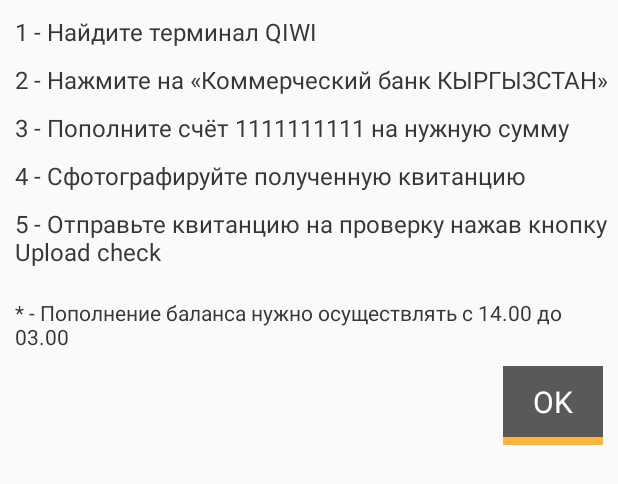
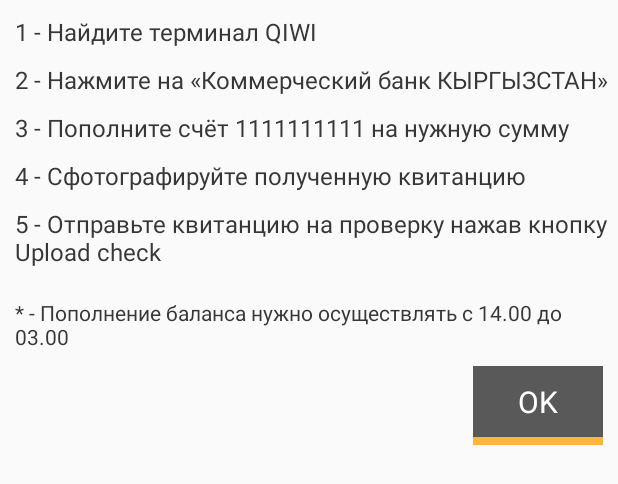
Before and after one commit to Slavcheg2107/TaxiDriverApp, an Android app: the layout replenish_balance_alert.xml on its own in the app's theme, with its tools: preview values and no code run, on a phone screen of 412 x 824 dp. Shown: the top 484 px of the screen. Run offline under Robolectric (Android 15) with nearby library versions, the phone set to English and light mode, and no system bars.

Commit message:
change size ok button

```diff
--- a/app/src/main/res/layout/replenish_balance_alert.xml
+++ b/app/src/main/res/layout/replenish_balance_alert.xml
@@ -74,8 +74,8 @@
             android:paddingTop="10dp"
             android:gravity="center"
             android:paddingBottom="10dp"
-            android:paddingLeft="20dp"
-            android:paddingRight="20dp"
+            android:paddingLeft="30dp"
+            android:paddingRight="30dp"
             android:text="OK"
             android:textColor="#ffffff"
             android:textSize="20sp" />
```
